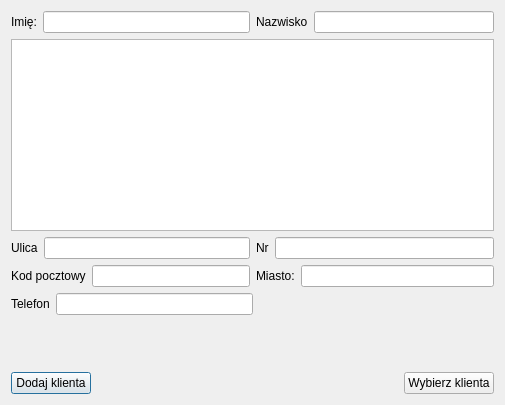
Old version of the form wybor_klienta.ui in the repository igrek51/psbd_moto_sklep.
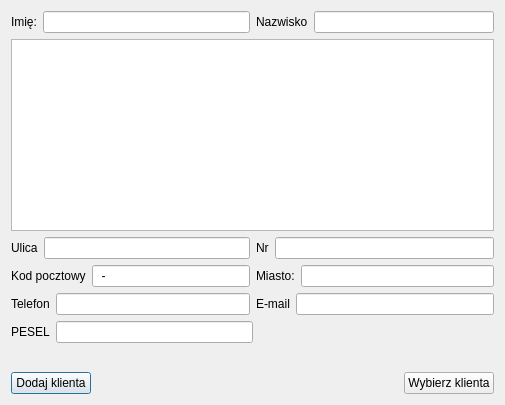
New version of the form.

Commit message: Dodawanie nowych klientów

```diff
--- a/wybor_klienta.ui
+++ b/wybor_klienta.ui
@@ -115,7 +115,14 @@
           </widget>
          </item>
          <item>
-          <widget class="QLineEdit" name="lineEdit_6"/>
+          <widget class="QLineEdit" name="le_kod_pocztowy">
+           <property name="inputMask">
+            <string>99-999</string>
+           </property>
+           <property name="text">
+            <string>-</string>
+           </property>
+          </widget>
          </item>
         </layout>
        </item>
@@ -129,7 +136,53 @@
           </widget>
          </item>
          <item>
-          <widget class="QLineEdit" name="lineEdit_7"/>
+          <widget class="QLineEdit" name="le_miasto"/>
+         </item>
+        </layout>
+       </item>
+      </layout>
+     </item>
+     <item>
+      <layout class="QHBoxLayout" name="horizontalLayout_20">
+       <item>
+        <layout class="QHBoxLayout" name="horizontalLayout_21">
+         <item>
+          <widget class="QLabel" name="label_18">
+           <property name="text">
+            <string>Telefon</string>
+           </property>
+          </widget>
+         </item>
+         <item>
+          <widget class="QLineEdit" name="le_telefon">
+           <property name="inputMethodHints">
+            <set>Qt::ImhDigitsOnly</set>
+           </property>
+           <property name="inputMask">
+            <string>999 999 999</string>
+           </property>
+           <property name="maxLength">
+            <number>11</number>
+           </property>
+          </widget>
+         </item>
+        </layout>
+       </item>
+       <item>
+        <layout class="QHBoxLayout" name="horizontalLayout_22">
+         <item>
+          <widget class="QLabel" name="label_19">
+           <property name="text">
+            <string>E-mail</string>
+           </property>
+          </widget>
+         </item>
+         <item>
+          <widget class="QLineEdit" name="le_email">
+           <property name="inputMethodHints">
+            <set>Qt::ImhEmailCharactersOnly</set>
+           </property>
+          </widget>
          </item>
         </layout>
        </item>
@@ -142,12 +195,22 @@
          <item>
           <widget class="QLabel" name="label_16">
            <property name="text">
-            <string>Telefon</string>
+            <string>PESEL</string>
            </property>
           </widget>
          </item>
          <item>
-          <widget class="QLineEdit" name="lineEdit_8"/>
+          <widget class="QLineEdit" name="le_pesel">
+           <property name="inputMethodHints">
+            <set>Qt::ImhDigitsOnly</set>
+           </property>
+           <property name="inputMask">
+            <string>99999999999</string>
+           </property>
+           <property name="maxLength">
+            <number>11</number>
+           </property>
+          </widget>
          </item>
         </layout>
        </item>
```
Left out of the diff: 6 changed lines with no effect on the pictures. The commit also changes 2 other files.
